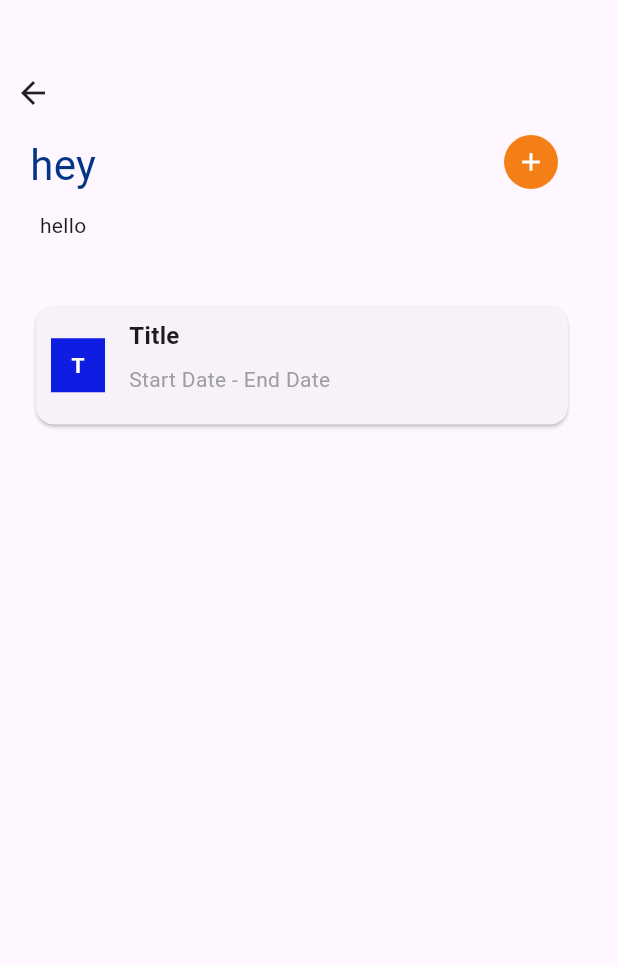
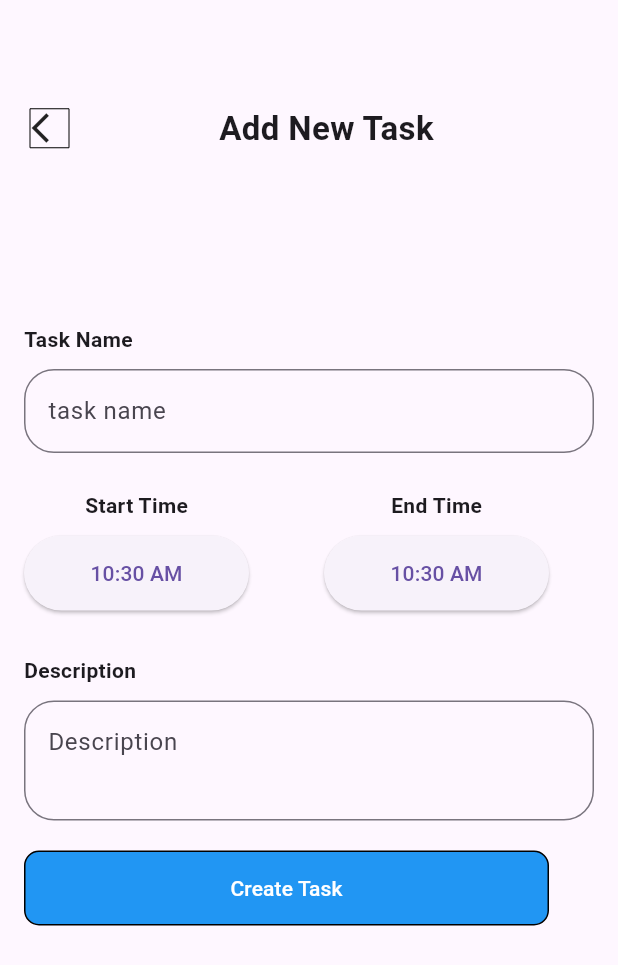
Before and after one commit to genet2121/todo, a Flutter app: the TaskList screen opened directly, after a tap on the "add" icon, on a phone screen of 412 x 824 dp. Shown: the top 965 px of the screen. Run offline on Flutter 3.47's test engine with Material 3 defaults, Android fonts, the phone set to English and light mode, and no system bars.

Commit message:
add task

```diff
--- /dev/null
+++ b/lib/screens/addTask.dart
@@ -0,0 +1,330 @@
+import 'package:flutter/material.dart';
+import 'package:todo/util/router.dart';
+import 'package:todo/util/widget.dart';
+
+class AddTask extends StatefulWidget {
+  const AddTask({super.key});
+
+  @override
+  State<AddTask> createState() => _AddTaskState();
+}
+
+class _AddTaskState extends State<AddTask> {
+  final GlobalKey<FormState> _formKey = GlobalKey<FormState>();
+  late DateTime selectedStartDate = DateTime.now();
+  late DateTime selectedEndDate = DateTime.now();
+  late String _taskName;
+  late String _description;
+  late TimeOfDay _startTime = TimeOfDay.now();
+  late TimeOfDay _endTime = TimeOfDay.now();
+  late TextEditingController _taskNameController;
+  late TextEditingController _descriptionController;
+  late TextEditingController _startTimeController;
+  late TextEditingController _endTimeController;
+
+  @override
+  void initState() {
+    super.initState();
+    _taskNameController = TextEditingController();
+    _descriptionController = TextEditingController();
+    _startTimeController = TextEditingController();
+    _endTimeController = TextEditingController();
+  }
+
+  @override
+  void dispose() {
+    _taskNameController.dispose();
+    _descriptionController.dispose();
+    _startTimeController.dispose();
+    _endTimeController.dispose();
+    super.dispose();
+  }
+
+  @override
+  Widget build(BuildContext context) {
+    return Scaffold(
+      body: Stack(
+        children: [
+          Positioned(
+            top: 70,
+            left: 20,
+            child: Row(
+              children: [
+                GestureDetector(
+                    onTap: () {
+                      Navigator.pushNamed(context, TaskListScreen);
+                    },
+                    child: Container(
+                      width: 26,
+                      height: 26,
+                      decoration: BoxDecoration(border: Border.all(width: 0)),
+                      child: Icon(Icons.arrow_back_ios),
+                    )),
+                SizedBox(
+                  width: 100,
+                ),
+                Text(
+                  'Add New Task',
+                  style: TextStyle(fontSize: 22, fontWeight: FontWeight.bold),
+                )
+              ],
+            ),
+          ),
+          Positioned(
+            left: 0,
+            right: 0,
+            top: 200,
+            child: Padding(
+              padding: EdgeInsets.all(16.0),
+              child: Form(
+                key: _formKey,
+                child: Column(
+                  crossAxisAlignment: CrossAxisAlignment.start,
+                  children: [
+                    Text(
+                      'Task Name',
+                      style: TextStyle(fontWeight: FontWeight.bold),
+                    ),
+                    SizedBox(
+                      height: 10,
+                    ),
+                    TextFormField(
+                      decoration: InputDecoration(
+                          //labelText: 'Task Name',
+                          hintText: 'task name',
+                          border: OutlineInputBorder(
+                              borderRadius: BorderRadius.circular(20))),
+                      validator: (value) {
+                        if (value == null || value.isEmpty) {
+                          return 'Please enter task name';
+                        }
+                        return null;
+                      },
+                      onSaved: (value) {
+                        _taskName = value!;
+                      },
+                    ),
+                    SizedBox(
+                      height: 25,
+                    ),
+                    Row(
+                      children: [
+                        Column(
+                          children: [
+                            Text(
+                              'Start Time',
+                              style: TextStyle(fontWeight: FontWeight.bold),
+                            ),
+                            SizedBox(
+                              height: 10,
+                            ),
+                            SizedBox(
+                              width: 150,
+                              height: 50, // Set the width here
+                              child: ElevatedButton(
+                                onPressed: () => _selectStartTime(context),
+                                child: Text('${_startTime.format(context)}'),
+                              ),
+                            ),
+                          ],
+                        ),
+                        SizedBox(width: 50),
+                        Column(
+                          children: [
+                            Text(
+                              'End Time',
+                              style: TextStyle(fontWeight: FontWeight.bold),
+                            ),
+                            SizedBox(
+                              height: 10,
+                            ),
+                            SizedBox(
+                              width: 150,
+                              height: 50, // Set the width here
+                              child: ElevatedButton(
+                                onPressed: () => _selectEndTime(context),
+                                child: Text('${_endTime.format(context)}'),
+                              ),
+                            ),
+                          ],
+                        ),
+                      ],
+                    ),
+                    SizedBox(
+                      height: 30,
+                    ),
+                    Text(
+                      'Description',
+                      style: TextStyle(fontWeight: FontWeight.bold),
+                    ),
+                    SizedBox(
+                      height: 10,
+                    ),
+                    TextFormField(
+                      decoration: InputDecoration(
+                          hintText: 'Description',
+                          border: OutlineInputBorder(
+                              borderRadius: BorderRadius.circular(20))),
+                      maxLines: 2,
+                      validator: (value) {
+                        if (value == null || value.isEmpty) {
+                          return 'Please enter description';
+                        }
+                        return null;
+                      },
+                      onSaved: (value) {
+                        _description = value!;
+                      },
+                    ),
+                    SizedBox(height: 20),
+                    Container(
+                      width: 350,
+                      decoration: BoxDecoration(
+                        borderRadius: BorderRadius.circular(
+                            10), // Adjust border radius as needed
+                        color: Colors.blue, // Set background color
+                        border:
+                            Border.all(color: Colors.black), // Set border color
+                      ),
+                      child: TextButton(
+                        onPressed: _submitForm,
+                        child: Text(
+                          'Create Task',
+                          style:
+                              TextStyle(color: Colors.white), // Set text color
+                        ),
+                      ),
+                    ),
+                  ],
+                ),
+              ),
+            ),
+            // Form(
+            //   key: _formKey,
+            //   child: Column(
+            //     crossAxisAlignment: CrossAxisAlignment.stretch,
+            //     children: <Widget>[
+
+            //       Padding(
+            //         padding: const EdgeInsets.symmetric(horizontal: 30),
+            //         child: TextFormField(
+            //           // controller: _emailController,
+            //           cursorColor: Colors.black,
+            //           style: TextStyle(color: Color.fromARGB(255, 28, 26, 26)),
+            //           decoration: buildInputDecoration('Task Name'),
+            //           // validator: validateEmail,
+            //         ),
+            //       ),
+            //       SizedBox(height: 20),
+            //       Padding(
+            //         padding: const EdgeInsets.symmetric(horizontal: 30),
+            //         child: TextFormField(
+            //           // controller: _passwordController,
+
+            //           cursorColor: Colors.grey, // Change cursor color
+            //           style: TextStyle(color: Color.fromARGB(255, 92, 91, 91)),
+            //           decoration: buildInputDecoration('Description'),
+            //           // validator: validatePassword,
+            //         ),
+            //       ),
+            //       SizedBox(
+            //         height: 20,
+            //       ),
+            //       Padding(
+            //         padding: const EdgeInsets.symmetric(horizontal: 30),
+            //         child: Row(
+            //           mainAxisAlignment: MainAxisAlignment.spaceBetween,
+            //           children: [
+            //             Expanded(
+            //               child: TextFormField(
+            //                 keyboardType: TextInputType.number,
+            //                 // controller: _ageController,
+            //                 cursorColor: Colors.grey,
+            //                 style: TextStyle(
+            //                     color: Color.fromRGBO(237, 234, 234, 1)),
+            //                 decoration: buildInputDecoration('Start Date'),
+
+            //                 // Additional validation for age (e.g., must be a number)
+
+            //                 //validator: validateEmail,
+            //               ),
+            //             ),
+            //             SizedBox(width: 5), // Spacer between Age and Grade
+            //             Expanded(
+            //               child: TextFormField(
+            //                 //controller: _gradeController,
+            //                 cursorColor: Colors.grey,
+            //                 style: TextStyle(
+            //                     color: Color.fromRGBO(237, 234, 234, 1)),
+            //                 decoration: buildInputDecoration('End Date'),
+
+            //                 //validator: validateEmail,
+            //               ),
+            //             ),
+            //           ],
+            //         ),
+            //       ),
+            //       SizedBox(height: 20),
+            //       Padding(
+            //         padding: const EdgeInsets.symmetric(horizontal: 100),
+            //         child: ElevatedButton(
+            //           onPressed: () {},
+            //           style: ButtonStyle(
+            //             backgroundColor:
+            //                 MaterialStateProperty.all<Color>(Color(0xFF3559E0)),
+            //             foregroundColor:
+            //                 MaterialStateProperty.all<Color>(Colors.white),
+            //           ),
+            //           child
+            //               // : _isLoading
+            //               //     ? CircularProgressIndicator(
+            //               //         valueColor: AlwaysStoppedAnimation<Color>(
+            //               //             Colors.white),
+            //               //       )
+            //               : Text('Create Task'),
+            //         ),
+            //       ),
+            //     ],
+            //   ),
+            // ),
+          ),
+        ],
+      ),
+    );
+  }
+
+  void _submitForm() {
+    if (_formKey.currentState!.validate()) {
+      _formKey.currentState!.save();
+      // Perform form submission or any other actions here
+      print('Task Name: $_taskName');
+      print('Description: $_description');
+      print('Start Time: $_startTime');
+      print('End Time: $_endTime');
+    }
+  }
+
+  Future<void> _selectStartTime(BuildContext context) async {
+    final TimeOfDay? pickedTime = await showTimePicker(
+      context: context,
+      initialTime: _startTime,
+    );
+    if (pickedTime != null && pickedTime != _startTime) {
+      setState(() {
+        _startTime = pickedTime;
+      });
+    }
+  }
+
+  Future<void> _selectEndTime(BuildContext context) async {
+    final TimeOfDay? pickedTime = await showTimePicker(
+      context: context,
+      initialTime: _endTime,
+    );
+    if (pickedTime != null && pickedTime != _endTime) {
+      setState(() {
+        _endTime = pickedTime;
+      });
+    }
+  }
+}
--- a/lib/screens/taskList.dart
+++ b/lib/screens/taskList.dart
@@ -68,7 +68,7 @@ class _TaskListState extends State<TaskList> {
                   ),
                 ),
                 onPressed: () {
-                  // Add onPressed logic here
+                  Navigator.pushNamed(context, AddTaskScreen);
                 },
                 child: Icon(Icons.add,
                     size: 20), // Adjust the size of the icon as needed
--- a/lib/util/router.dart
+++ b/lib/util/router.dart
@@ -1,3 +1,4 @@
 const String HomeScreen = 'HomeScreen';
 const String TodoListScreen = 'TodoListScreen';
 const String TaskListScreen = 'TaskListScreen';
+const String AddTaskScreen = 'AddTaskScreen';
--- a/lib/util/router_path.dart
+++ b/lib/util/router_path.dart
@@ -1,4 +1,5 @@
 import 'package:flutter/material.dart';
+import 'package:todo/screens/addTask.dart';
 import 'package:todo/screens/home.dart';
 import 'package:todo/screens/taskList.dart';
 import 'package:todo/screens/todoList.dart';
@@ -17,6 +18,10 @@ class Routerr {
         return MaterialPageRoute(
           builder: (BuildContext context) => TaskList(),
         );
+      case AddTaskScreen:
+        return MaterialPageRoute(
+          builder: (BuildContext context) => AddTask(),
+        );
 
       default:
         throw Exception('Unknown route: ${settings.name}');
```
